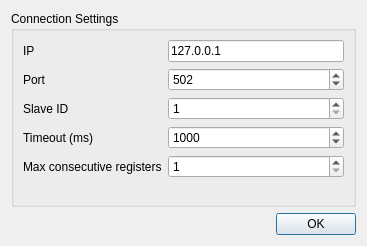
First picture: the form in src/dialogs/connectiondialog.ui, repository ModbusScope/ModbusScope, before the edit.
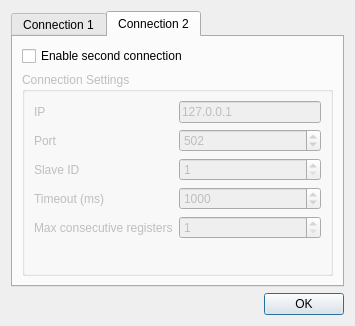
Second picture: the form after the edit. Icons and pictures are not drawn.

Commit message: Add UI for secondary connection settings

```diff
--- a/src/dialogs/connectiondialog.ui
+++ b/src/dialogs/connectiondialog.ui
@@ -6,8 +6,8 @@
    <rect>
     <x>0</x>
     <y>0</y>
-    <width>367</width>
-    <height>246</height>
+    <width>355</width>
+    <height>326</height>
    </rect>
   </property>
   <property name="windowTitle">
@@ -20,6 +20,16 @@
   </property>
   <layout class="QVBoxLayout" name="verticalLayout">
    <item>
+    <widget class="QTabWidget" name="tabConnection">
+     <property name="currentIndex">
+      <number>1</number>
+     </property>
+     <widget class="QWidget" name="conn">
+      <attribute name="title">
+       <string>Connection 1</string>
+      </attribute>
+      <layout class="QVBoxLayout" name="verticalLayout_2">
+       <item>
     <widget class="QGroupBox" name="groupBox">
      <property name="title">
       <string>Connection Settings</string>
@@ -129,6 +139,139 @@
        </widget>
       </item>
      </layout>
+        </widget>
+       </item>
+      </layout>
+     </widget>
+     <widget class="QWidget" name="conn2">
+      <attribute name="title">
+       <string>Connection 2</string>
+      </attribute>
+      <layout class="QVBoxLayout" name="verticalLayout_4">
+       <item>
+        <widget class="QCheckBox" name="checkSecondConn">
+         <property name="text">
+          <string>Enable second connection</string>
+         </property>
+        </widget>
+       </item>
+       <item>
+        <widget class="QGroupBox" name="groupBox_2">
+         <property name="enabled">
+          <bool>false</bool>
+         </property>
+         <property name="title">
+          <string>Connection Settings</string>
+         </property>
+         <layout class="QFormLayout" name="formLayout_3">
+          <property name="fieldGrowthPolicy">
+           <enum>QFormLayout::AllNonFixedFieldsGrow</enum>
+          </property>
+          <item row="0" column="0">
+           <widget class="QLabel" name="label_5">
+            <property name="text">
+             <string>IP</string>
+            </property>
+           </widget>
+          </item>
+          <item row="0" column="1">
+           <widget class="QLineEdit" name="lineIP_2">
+            <property name="enabled">
+             <bool>false</bool>
+            </property>
+            <property name="text">
+             <string>127.0.0.1</string>
+            </property>
+           </widget>
+          </item>
+          <item row="1" column="0">
+           <widget class="QLabel" name="label_6">
+            <property name="text">
+             <string>Port</string>
+            </property>
+           </widget>
+          </item>
+          <item row="1" column="1">
+           <widget class="QSpinBox" name="spinPort_2">
+            <property name="enabled">
+             <bool>false</bool>
+            </property>
+            <property name="minimum">
+             <number>1</number>
+            </property>
+            <property name="maximum">
+             <number>65535</number>
+            </property>
+            <property name="value">
+             <number>502</number>
+            </property>
+           </widget>
+          </item>
+          <item row="2" column="0">
+           <widget class="QLabel" name="label_7">
+            <property name="text">
+             <string>Slave ID</string>
+            </property>
+           </widget>
+          </item>
+          <item row="2" column="1">
+           <widget class="QSpinBox" name="spinSlaveId_2">
+            <property name="enabled">
+             <bool>false</bool>
+            </property>
+            <property name="minimum">
+             <number>1</number>
+            </property>
+            <property name="maximum">
+             <number>255</number>
+            </property>
+            <property name="value">
+             <number>1</number>
+            </property>
+           </widget>
+          </item>
+          <item row="3" column="0">
+           <widget class="QLabel" name="label_10">
+            <property name="text">
+             <string>Timeout (ms)</string>
+            </property>
+           </widget>
+          </item>
+          <item row="3" column="1">
+           <widget class="QSpinBox" name="spinTimeout_2">
+            <property name="enabled">
+             <bool>false</bool>
+            </property>
+            <property name="maximum">
+             <number>999999</number>
+            </property>
+            <property name="value">
+             <number>1000</number>
+            </property>
+           </widget>
+          </item>
+          <item row="4" column="0">
+           <widget class="QLabel" name="label_8">
+            <property name="text">
+             <string>Max consecutive registers</string>
+            </property>
+           </widget>
+          </item>
+          <item row="4" column="1">
+           <widget class="QSpinBox" name="spinConsecutiveMax_2">
+            <property name="minimum">
+             <number>1</number>
+            </property>
+            <property name="maximum">
+             <number>125</number>
+            </property>
+           </widget>
+          </item>
+         </layout>
+        </widget>
+       </item>
+      </layout>
+     </widget>
     </widget>
    </item>
    <item>
```
Lines whose indentation alone changed are shown as unchanged. The commit also changes 4 other files.
